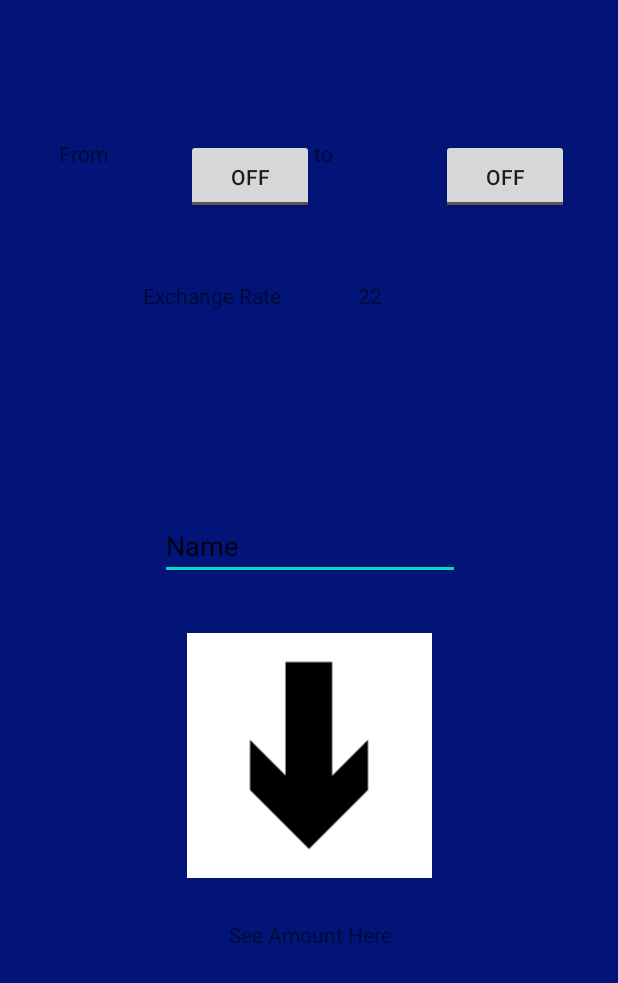
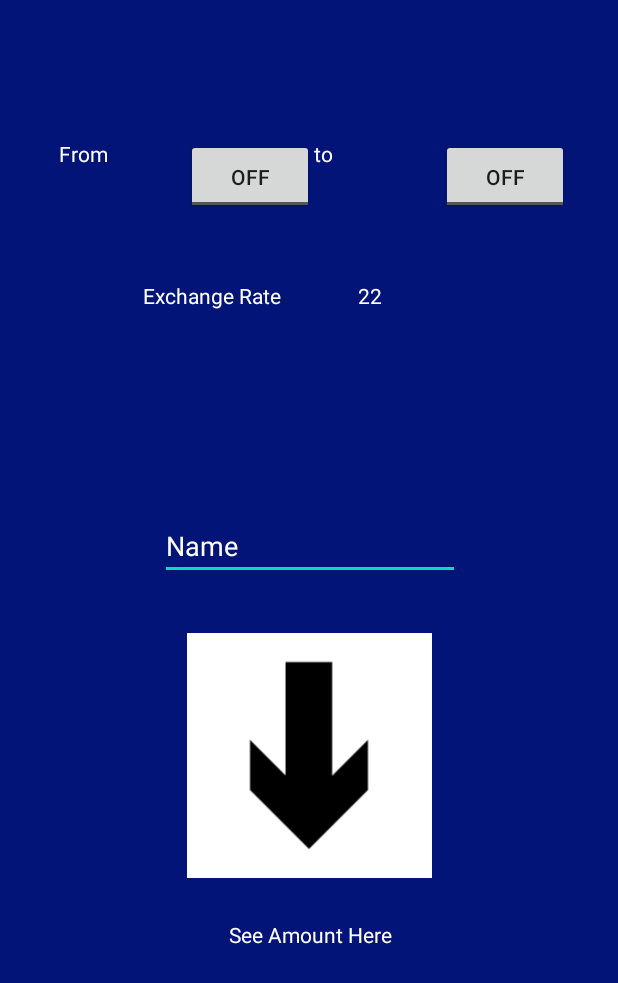
Before and after one commit to hoda-mawlawi/CurrencyConverter2.0, an Android app: the layout calculator.xml on its own in the app's theme, with its tools: preview values and no code run, on a phone screen of 412 x 824 dp. Shown: the top 983 px of the screen. Run offline under Robolectric (Android 15) with nearby library versions, the phone set to English and light mode, and no system bars.

Commit message:
change text color of views in calculator to white (#FFFFFF)

```diff
--- a/app/src/main/res/layout/calculator.xml
+++ b/app/src/main/res/layout/calculator.xml
@@ -12,6 +12,7 @@
         android:layout_width="85dp"
         android:layout_height="50dp"
         android:text="From"
+        android:textColor="#FFFFFF"
         app:layout_constraintBottom_toBottomOf="parent"
         app:layout_constraintEnd_toEndOf="parent"
         app:layout_constraintHorizontal_bias="0.12"
@@ -36,6 +37,7 @@
         android:layout_width="85dp"
         android:layout_height="50dp"
         android:text="to"
+        android:textColor="#FFFFFF"
         app:layout_constraintBottom_toBottomOf="parent"
         app:layout_constraintEnd_toEndOf="parent"
         app:layout_constraintHorizontal_bias="0.64"
@@ -60,6 +62,7 @@
         android:layout_width="wrap_content"
         android:layout_height="wrap_content"
         android:text="Exchange Rate"
+        android:textColor="#FFFFFF"
         app:layout_constraintBottom_toBottomOf="parent"
         app:layout_constraintEnd_toEndOf="parent"
         app:layout_constraintHorizontal_bias="0.298"
@@ -72,6 +75,7 @@
         android:layout_width="wrap_content"
         android:layout_height="wrap_content"
         android:text="22"
+        android:textColor="#FFFFFF"
         app:layout_constraintBottom_toBottomOf="parent"
         app:layout_constraintEnd_toEndOf="parent"
         app:layout_constraintHorizontal_bias="0.602"
@@ -96,6 +100,7 @@
         android:layout_height="45dp"
         android:text="See Amount Here"
         android:textAlignment="center"
+        android:textColor="#FFFFFF"
         app:layout_constraintBottom_toBottomOf="parent"
         app:layout_constraintEnd_toEndOf="parent"
         app:layout_constraintHorizontal_bias="0.502"
@@ -110,6 +115,7 @@
         android:ems="10"
         android:inputType="textPersonName"
         android:text="Name"
+        android:textColor="#FFFFFF"
         app:layout_constraintBottom_toBottomOf="parent"
         app:layout_constraintEnd_toEndOf="parent"
         app:layout_constraintHorizontal_bias="0.502"
```
